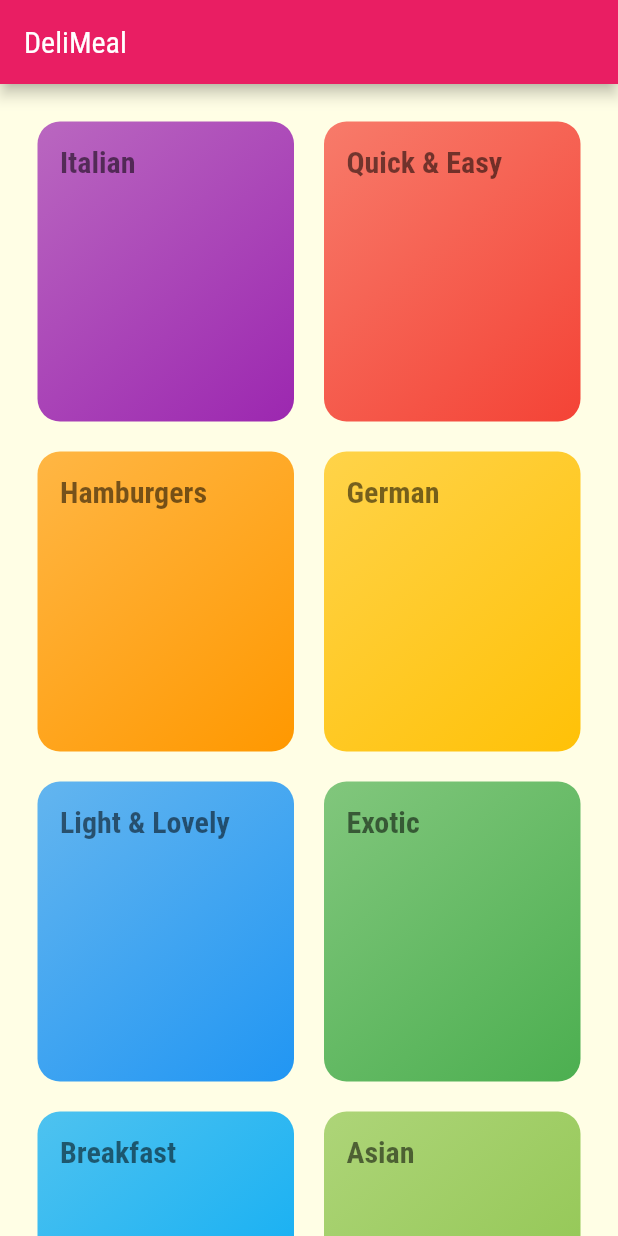
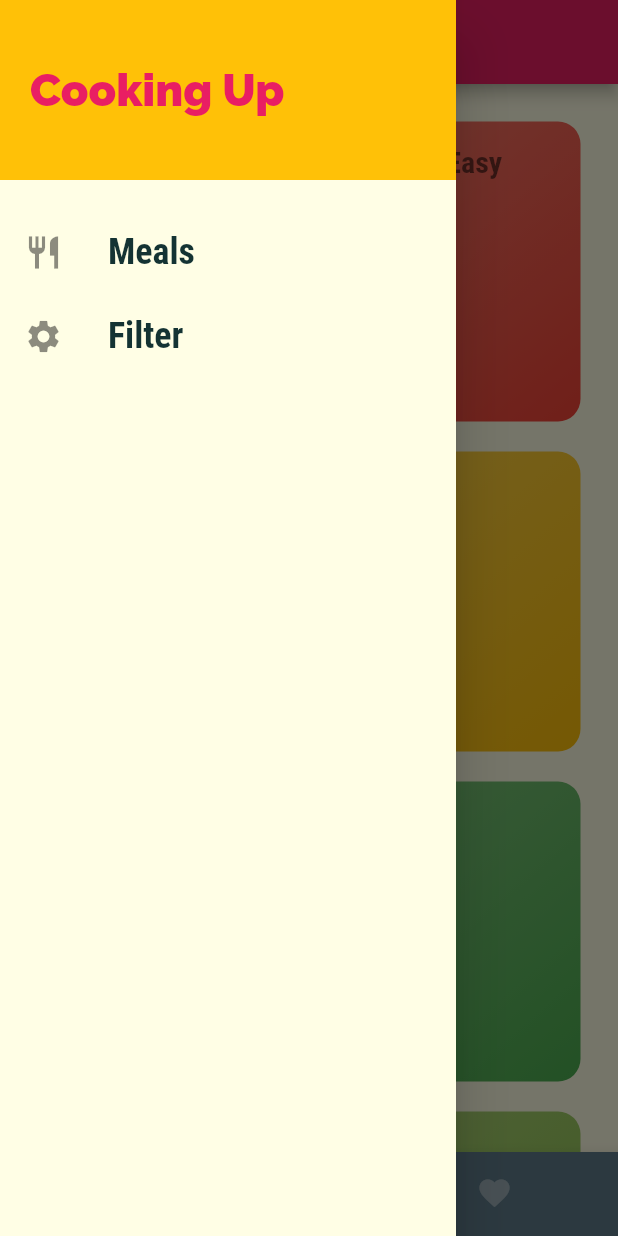
Before and after one commit to shivamyadavskn/meal_app, a Flutter app: the screen it shows after launch, with the side drawer open (before the commit the screen has no drawer), on a phone screen of 412 x 824 dp. Run offline on Flutter 3.47's test engine with Material 2 defaults, Android fonts, the phone set to English and light mode, and no system bars.

Commit message:
Today Updates

```diff
--- a/lib/main.dart
+++ b/lib/main.dart
@@ -1,11 +1,13 @@
 import 'package:flutter/material.dart';
-import 'package:meal_app/screen/categories_screen.dart';
 import 'package:meal_app/screen/category_meals_screen.dart';
+import 'package:meal_app/screen/filters_screen.dart';
 import 'package:meal_app/screen/meal_detail_screen.dart';
+import 'package:meal_app/screen/tabs_screen.dart';
 
 void main() {
   runApp(const MyApp());
 }
+
 class MyApp extends StatelessWidget {
   const MyApp({super.key});
   @override
@@ -32,9 +34,10 @@ class MyApp extends StatelessWidget {
       // home: const CategoriesScreen(),
       initialRoute: '/',
       routes: {
-        '/':(ctx)=>const CategoriesScreen(),
-        CategoryMealsScreen.routeName:(ctx) => const CategoryMealsScreen(),
-        MealDetailScreen.routeName:(ctx)=>const MealDetailScreen(),
+        '/': (ctx) => const TabsScreen(),
+        CategoryMealsScreen.routeName: (ctx) => const CategoryMealsScreen(),
+        MealDetailScreen.routeName: (ctx) => const MealDetailScreen(),
+        FilterScreen.routeName:(ctx)=>const FilterScreen(),
       },
       // onGenerateRoute: (setting){
       //   return MaterialPageRoute(builder: (ctx)=>const CategoriesScreen());
--- a/lib/screen/categories_screen.dart
+++ b/lib/screen/categories_screen.dart
@@ -6,11 +6,7 @@ class CategoriesScreen extends StatelessWidget {
   const CategoriesScreen({super.key});
   @override
   Widget build(BuildContext context) {
-    return Scaffold(
-      appBar: AppBar(
-        title: const Text('DeliMeal'),
-      ),
-      body: GridView(
+    return GridView(
         padding: const EdgeInsets.all(25),
         gridDelegate: const SliverGridDelegateWithFixedCrossAxisCount(
             crossAxisCount: 2,
@@ -22,7 +18,6 @@ class CategoriesScreen extends StatelessWidget {
             .map((catData) => CategoryItem(
                 id: catData.id, title: catData.title, color: catData.color))
             .toList(),
-      ),
     );
   }
 }
--- /dev/null
+++ b/lib/screen/favorite_screen.dart
@@ -0,0 +1,11 @@
+import 'package:flutter/material.dart';
+
+class FavoriteScreen extends StatelessWidget {
+  const FavoriteScreen({Key? key}) : super(key: key);
+  @override
+  Widget build(BuildContext context) {
+    return const Center(
+      child: Text('Meals'),
+    );
+  }
+}
--- /dev/null
+++ b/lib/screen/filters_screen.dart
@@ -0,0 +1,12 @@
+import 'package:flutter/material.dart';
+
+class FilterScreen extends StatelessWidget {
+  static const routeName='/filters';
+  const FilterScreen({Key? key}) : super(key: key);
+  @override
+  Widget build(BuildContext context) {
+    return const Center(
+      child: Text('Filter Screen'),
+    );
+  }
+}
--- a/lib/screen/meal_detail_screen.dart
+++ b/lib/screen/meal_detail_screen.dart
@@ -20,7 +20,7 @@ class MealDetailScreen extends StatelessWidget {
 
   Widget buildContainer(Widget child) {
     return Container(
-      height: 100,
+      height: 140,
       width: 300,
       decoration: BoxDecoration(
         color: Colors.white,
@@ -44,7 +44,7 @@ class MealDetailScreen extends StatelessWidget {
       body: SingleChildScrollView(
         child: Column(
           children: [
-            Container(
+            SizedBox(
               height: 300,
               width: double.infinity,
               child: Image.network(
@@ -58,7 +58,7 @@ class MealDetailScreen extends StatelessWidget {
                 itemCount: selectedMeal.ingredients.length,
                 itemBuilder: (ctx, index) {
                   return Card(
-                    color: Theme.of(context).secondaryHeaderColor,
+                    color: Theme.of(context).backgroundColor,
                     child: Padding(
                       padding: const EdgeInsets.symmetric(
                           vertical: 5, horizontal: 10),
--- /dev/null
+++ b/lib/screen/tabs_screen.dart
@@ -0,0 +1,57 @@
+import 'package:flutter/material.dart';
+import '../widgets/main_drawer.dart';
+import '../screen/categories_screen.dart';
+import '../screen/favorite_screen.dart';
+
+class TabsScreen extends StatefulWidget {
+  const TabsScreen({Key? key}) : super(key: key);
+  @override
+  State<TabsScreen> createState() => _TabsScreenState();
+}
+
+class _TabsScreenState extends State<TabsScreen> {
+  int _currentSelectedIndex = 0;
+  final List<Map<String, Object>> _pages = const [
+    {'page': CategoriesScreen(), 'title': 'Categories'},
+    {'page': FavoriteScreen(), 'title': 'Your Favorite'},
+  ];
+  void _selectPage(int index) {
+    setState(() {
+      _currentSelectedIndex = index;
+    });
+  }
+
+  @override
+  Widget build(BuildContext context) {
+    return Scaffold(
+      appBar: AppBar(
+        title: Text(_pages[_currentSelectedIndex]['title'].toString()),
+      ),
+      bottomNavigationBar: BottomNavigationBar(
+        onTap: _selectPage,
+        backgroundColor: Colors.blueGrey.shade600,
+        selectedItemColor: Colors.white,
+        unselectedItemColor: Colors.white38,
+        currentIndex: _currentSelectedIndex,
+        type: BottomNavigationBarType.shifting,
+        items: const [
+          BottomNavigationBarItem(
+            backgroundColor: Colors.blueGrey,
+            icon: Icon(
+              Icons.category,
+            ),
+            label: 'Categories',
+          ),
+          BottomNavigationBarItem(
+              backgroundColor: Colors.blueGrey,
+              icon: Icon(
+                Icons.favorite,
+              ),
+              label: 'Favorite'),
+        ],
+      ),
+      drawer: const MainDrawer(),
+      body: _pages[_currentSelectedIndex]['page'] as Widget,
+    );
+  }
+}
--- /dev/null
+++ b/lib/widgets/main_drawer.dart
@@ -0,0 +1,53 @@
+import 'package:flutter/material.dart';
+import 'package:meal_app/screen/filters_screen.dart';
+
+class MainDrawer extends StatelessWidget {
+  const MainDrawer({Key? key}) : super(key: key);
+  Widget buildListTile(String title, IconData icon, Function() tapHandler) {
+    return ListTile(
+      leading: Icon(
+        icon,
+        size: 26,
+      ),
+      title: Text(
+        title,
+        style: const TextStyle(
+            fontFamily: 'Roboto', fontSize: 24, fontWeight: FontWeight.bold),
+      ),
+      onTap: tapHandler,
+    );
+  }
+
+  @override
+  Widget build(BuildContext context) {
+    return Drawer(
+      child: Column(
+        children: [
+          Container(
+            height: 120,
+            width: double.infinity,
+            padding: const EdgeInsets.all(20),
+            alignment: Alignment.centerLeft,
+            color: Theme.of(context).colorScheme.secondary,
+            child: Text(
+              'Cooking Up',
+              style: TextStyle(
+                  fontWeight: FontWeight.w900,
+                  fontSize: 30,
+                  color: Theme.of(context).colorScheme.primary),
+            ),
+          ),
+          const SizedBox(
+            height: 20,
+          ),
+          buildListTile('Meals', Icons.restaurant, () {
+            Navigator.of(context).pushNamed('/');
+          }),
+          buildListTile('Filter', Icons.settings, () {
+            Navigator.of(context).pushNamed(FilterScreen.routeName);
+          }),
+        ],
+      ),
+    );
+  }
+}
```
